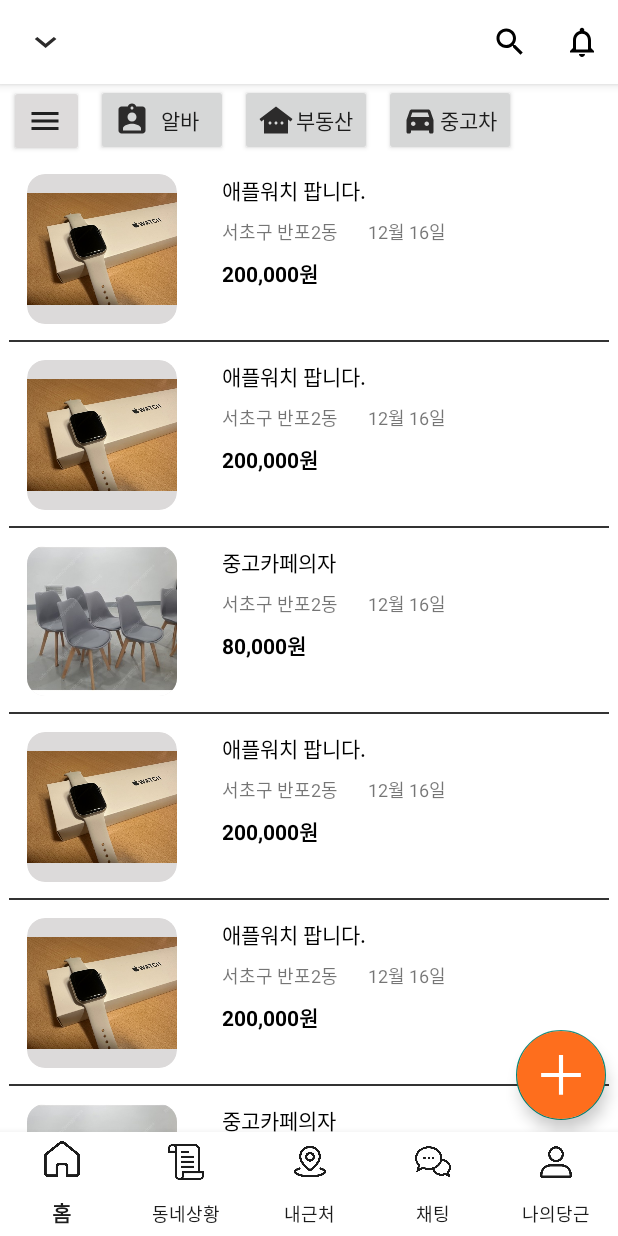
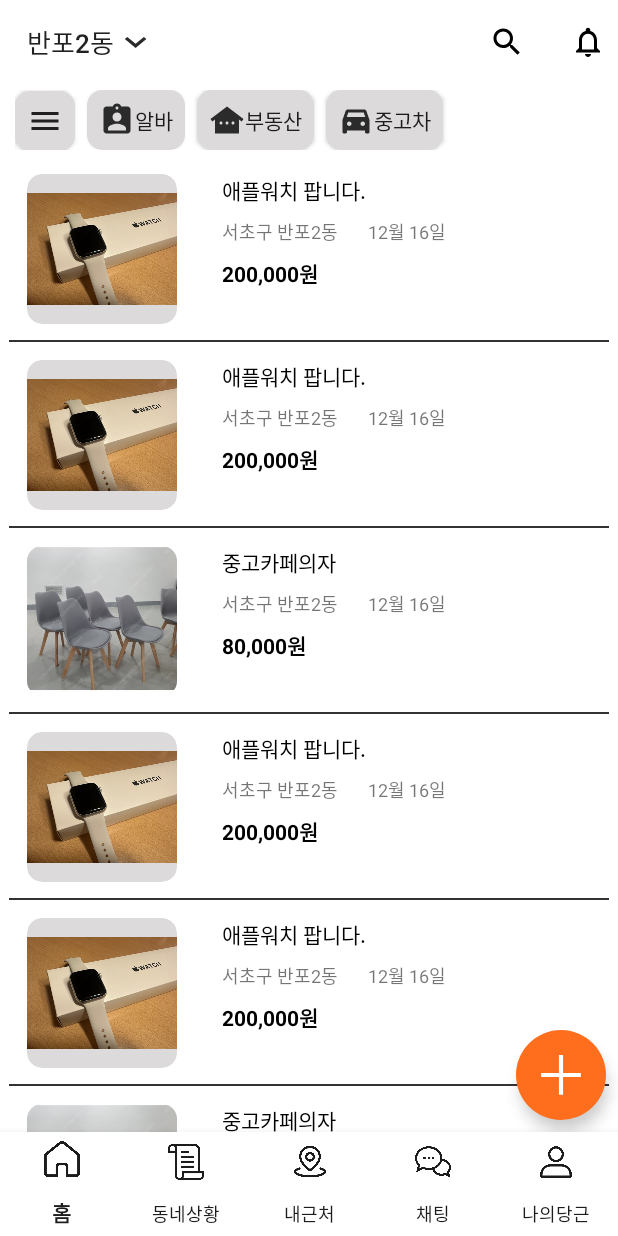
Before and after one commit to avo890/Android_ch3_Standard_Assignment, an Android app: the screen it shows after launch (MainActivity), on a phone screen of 412 x 824 dp. Run offline under Robolectric (Android 15) with nearby library versions, the phone set to English and light mode, and no system bars.

Commit message:
Clone UI 2 upload

```diff
--- a/app/src/main/AndroidManifest.xml
+++ b/app/src/main/AndroidManifest.xml
@@ -13,6 +13,9 @@
         android:theme="@style/Theme.Clone_Ui"
         tools:targetApi="31">
         <activity
+            android:name=".SearchActivity"
+            android:exported="false" />
+        <activity
             android:name=".MainActivity"
             android:exported="true">
             <intent-filter>
--- a/app/src/main/java/com/example/clone_ui/MainActivity.kt
+++ b/app/src/main/java/com/example/clone_ui/MainActivity.kt
@@ -1,34 +1,23 @@
 package com.example.clone_ui
 
+import android.content.Intent
+import android.os.Bundle
+import android.widget.Button
 import androidx.appcompat.app.AppCompatActivity
-import android.os.Bundle
-import android.view.Menu
-import android.widget.ImageView
-import com.google.android.material.bottomnavigation.BottomNavigationView
 
 class MainActivity : AppCompatActivity() {
+    private val btn_search : Button by lazy {
+        findViewById(R.id.btn_search)
+    }
     override fun onCreate(savedInstanceState: Bundle?) {
         super.onCreate(savedInstanceState)
         setContentView(R.layout.activity_main)
 
-
-        BottomNavigationView.OnNavigationItemSelectedListener { item ->
-            when(item.itemId) {
-                R.id.home -> {
-                    // Respond to navigation item 1 click
-                    true
-                }
-                R.id.info -> {
-                    // Respond to navigation item 2 click
-                    true
-                }
-                else -> false
-            }
+        btn_search.setOnClickListener{
+            val intent = Intent(this, SearchActivity::class.java)
+            startActivity(intent)
         }
 
-
-        val round = findViewById<ImageView>(R.id.iv_product)
-        round.clipToOutline = true
 
 
 
--- /dev/null
+++ b/app/src/main/res/drawable/img_clear.xml
@@ -0,0 +1,5 @@
+<vector android:height="24dp" android:tint="#2C2B2B"
+    android:viewportHeight="24" android:viewportWidth="24"
+    android:width="24dp" xmlns:android="http://schemas.android.com/apk/res/android">
+    <path android:fillColor="@android:color/white" android:pathData="M19,6.41L17.59,5 12,10.59 6.41,5 5,6.41 10.59,12 5,17.59 6.41,19 12,13.41 17.59,19 19,17.59 13.41,12z"/>
+</vector>
--- /dev/null
+++ b/app/src/main/res/drawable/img_recent.xml
@@ -0,0 +1,6 @@
+<vector android:height="24dp" android:tint="#2C2B2B"
+    android:viewportHeight="24" android:viewportWidth="24"
+    android:width="24dp" xmlns:android="http://schemas.android.com/apk/res/android">
+    <path android:fillColor="@android:color/white" android:pathData="M11.99,2C6.47,2 2,6.48 2,12s4.47,10 9.99,10C17.52,22 22,17.52 22,12S17.52,2 11.99,2zM12,20c-4.42,0 -8,-3.58 -8,-8s3.58,-8 8,-8 8,3.58 8,8 -3.58,8 -8,8z"/>
+    <path android:fillColor="@android:color/white" android:pathData="M12.5,7H11v6l5.25,3.15 0.75,-1.23 -4.5,-2.67z"/>
+</vector>
--- a/app/src/main/res/drawable/iv_radius.xml
+++ b/app/src/main/res/drawable/iv_radius.xml
@@ -4,8 +4,8 @@
     android:shape="rectangle" >
     <solid android:color="#DCDADA" />
     <corners
-        android:bottomLeftRadius="12dp"
-        android:bottomRightRadius="12dp"
-        android:topLeftRadius="12dp"
-        android:topRightRadius="12dp" />
+        android:bottomLeftRadius="10dp"
+        android:bottomRightRadius="10dp"
+        android:topLeftRadius="10dp"
+        android:topRightRadius="10dp" />
 </shape>
--- /dev/null
+++ b/app/src/main/res/drawable/tb_back.xml
@@ -0,0 +1,5 @@
+<vector android:autoMirrored="true" android:height="24dp"
+    android:tint="#2C2B2B" android:viewportHeight="24"
+    android:viewportWidth="24" android:width="24dp" xmlns:android="http://schemas.android.com/apk/res/android">
+    <path android:fillColor="@android:color/white" android:pathData="M11.67,3.87L9.9,2.1 0,12l9.9,9.9 1.77,-1.77L3.54,12z"/>
+</vector>
--- a/app/src/main/res/layout/activity_main.xml
+++ b/app/src/main/res/layout/activity_main.xml
@@ -7,23 +7,73 @@
     android:background="@color/white"
     tools:context=".MainActivity">
 
-    <com.google.android.material.appbar.AppBarLayout
-        android:id="@+id/toolbar"
+
+    <LinearLayout
+        android:id="@+id/topbar"
+        style="@style/Widget.MaterialComponents.Toolbar"
         android:layout_width="match_parent"
-        android:layout_height="wrap_content"
-        app:layout_constraintTop_toTopOf="parent">
+        android:layout_height="0dp"
+        android:padding="4dp"
+        android:orientation="horizontal"
+        app:layout_constraintBottom_toTopOf="@+id/scrollView">
 
-        <androidx.appcompat.widget.Toolbar
-            style="@style/Widget.MaterialComponents.Toolbar"
-            android:layout_width="match_parent"
-            android:layout_height="?attr/actionBarSize"
-            android:background="@color/white"
-            app:menu="@menu/menu_toolbar"
-            app:navigationIcon="@drawable/tb_expandmore">
+        <Button
+            android:id="@+id/btn_region"
+            android:layout_width="wrap_content"
+            android:layout_height="wrap_content"
+            android:background="#00ff0000"
+            android:backgroundTint="#00ff0000"
+            android:layout_marginLeft="8dp"
+            android:padding="10dp"
+            android:drawableEnd="@drawable/tb_expandmore"
+            android:textSize="17sp"
+            android:text="반포2동"/>
 
-        </androidx.appcompat.widget.Toolbar>
+        <View
+            android:layout_width="0dp"
+            android:layout_height="0dp"
+            android:layout_weight="1"/>
 
-    </com.google.android.material.appbar.AppBarLayout>
+        <Button
+            android:id="@+id/btn_search"
+            android:layout_width="50dp"
+            android:layout_height="wrap_content"
+            android:background="#00ff0000"
+            android:backgroundTint="#00ff0000"
+            android:layout_marginRight="4dp"
+            android:drawableRight="@drawable/tb_search"
+            android:layout_gravity="right"
+            />
+        <Button
+            android:id="@+id/btn_notification"
+            android:layout_width="50dp"
+            android:layout_height="wrap_content"
+            android:background="#00ff0000"
+            android:backgroundTint="#00ff0000"
+            android:layout_marginRight="8dp"
+            android:drawableRight="@drawable/tb_notification"
+            android:layout_gravity="right"/>
+
+    </LinearLayout>
+
+
+<!--    <com.google.android.material.appbar.AppBarLayout-->
+<!--        android:id="@+id/toolbar"-->
+<!--        android:layout_width="match_parent"-->
+<!--        android:layout_height="wrap_content"-->
+<!--        app:layout_constraintTop_toTopOf="parent">-->
+
+<!--        <androidx.appcompat.widget.Toolbar-->
+<!--            style="@style/Widget.MaterialComponents.Toolbar"-->
+<!--            android:layout_width="match_parent"-->
+<!--            android:layout_height="?attr/actionBarSize"-->
+<!--            android:background="@color/white"-->
+<!--            app:menu="@menu/menu_toolbar"-->
+<!--            app:navigationIcon="@drawable/tb_expandmore">-->
+
+<!--        </androidx.appcompat.widget.Toolbar>-->
+
+<!--    </com.google.android.material.appbar.AppBarLayout>-->
 
 
     <ScrollView
@@ -32,7 +82,7 @@
         android:layout_height="0dp"
         android:layout_marginLeft="6dp"
         android:layout_marginRight="6dp"
-        app:layout_constraintTop_toBottomOf="@+id/toolbar"
+        app:layout_constraintTop_toBottomOf="@+id/topbar"
         tools:layout_editor_absoluteX="37dp">
 
         <LinearLayout
@@ -43,32 +93,48 @@
             <LinearLayout
                 android:layout_width="match_parent"
                 android:layout_height="wrap_content"
+                android:padding="4dp"
                 android:orientation="horizontal">
 
-                <androidx.appcompat.widget.AppCompatButton
-                    android:layout_width="50dp"
+                <Button
+                    android:layout_width="wrap_content"
                     android:layout_height="wrap_content"
-                    android:backgroundTint="#DDDBDB"
+                    android:minWidth="0dp"
+                    android:minHeight="0dp"
+                    android:background="@drawable/iv_radius"
+                    android:padding="8dp"
                     android:drawableStart="@drawable/img_menu"
                     android:layout_marginRight="8dp" />
 
-                <androidx.appcompat.widget.AppCompatButton
+                <Button
                     android:layout_width="wrap_content"
                     android:layout_height="wrap_content"
+                    android:minWidth="0dp"
+                    android:minHeight="0dp"
+                    android:background="@drawable/iv_radius"
+                    android:padding="8dp"
                     android:layout_marginRight="8dp"
                     android:drawableStart="@drawable/img_job"
                     android:text="알바" />
 
-                <androidx.appcompat.widget.AppCompatButton
+                <Button
                     android:layout_width="wrap_content"
                     android:layout_height="wrap_content"
+                    android:minWidth="0dp"
+                    android:minHeight="0dp"
+                    android:background="@drawable/iv_radius"
+                    android:padding="8dp"
                     android:layout_marginRight="8dp"
                     android:drawableStart="@drawable/img_house"
                     android:text="부동산" />
 
-                <androidx.appcompat.widget.AppCompatButton
+                <Button
                     android:layout_width="wrap_content"
                     android:layout_height="wrap_content"
+                    android:minWidth="0dp"
+                    android:minHeight="0dp"
+                    android:background="@drawable/iv_radius"
+                    android:padding="8dp"
                     android:drawableStart="@drawable/img_car"
                     android:text="중고차" />
 
@@ -128,13 +194,12 @@
                 android:layout_width="match_parent"
                 android:layout_height="wrap_content" />
 
-
         </LinearLayout>
     </ScrollView>
-
 
     <include
         android:id="@+id/navigation"
         layout="@layout/layout_bottom" />
 
+
 </androidx.constraintlayout.widget.ConstraintLayout>
--- a/app/src/main/res/layout/layout_bottom.xml
+++ b/app/src/main/res/layout/layout_bottom.xml
@@ -12,6 +12,7 @@
         android:layout_margin="8dp"
         android:layout_marginBottom="8dp"
         android:backgroundTint="#FE6E1D"
+        app:borderWidth="0dp"
         android:foreground="@drawable/fab_ic_add_20px"
         app:layout_constraintBottom_toTopOf="@+id/bottomNavigationView"
         app:layout_constraintEnd_toEndOf="parent"
--- a/app/src/main/res/layout/layout_item2.xml
+++ b/app/src/main/res/layout/layout_item2.xml
@@ -13,7 +13,7 @@
         android:background="@drawable/iv_radius"
         android:clipToOutline="true"
         android:src="@drawable/product2"
-        android:scaleType="fitXY"
+        android:scaleType="fitCenter"
         app:layout_constraintBottom_toBottomOf="parent"
         app:layout_constraintStart_toStartOf="parent"
         app:layout_constraintTop_toTopOf="parent"
```
Also changed, not shown: app/src/main/java/com/example/clone_ui/SearchActivity.kt (added, +19 -0 lines), app/src/main/res/drawable/iv_radius25.xml (added, +14 -0 lines), app/src/main/res/layout/activity_search.xml (added, +247 -0 lines).
